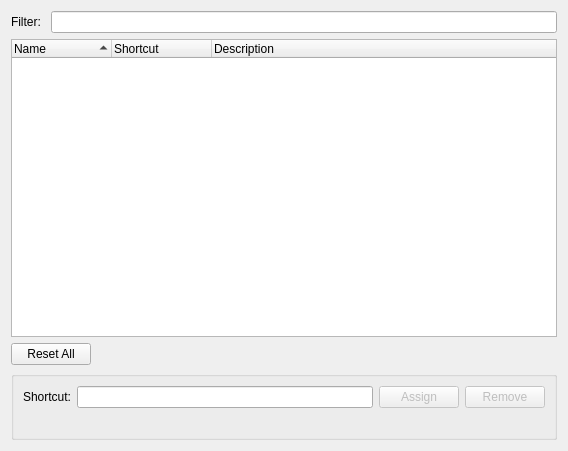
Qt form src/Sigil/Form_Files/PKeyboardShortcutsWidget.ui (Sigil-Ebook/Sigil) before a commit.
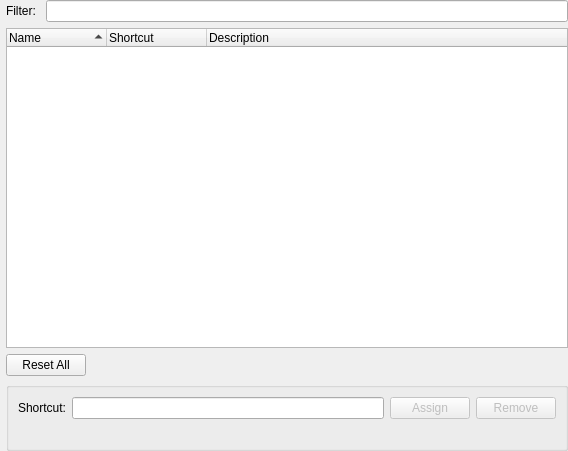
The same form after that commit.

Commit message: Fix alignment of preferences widgets to match parent dialog.

```diff
--- a/src/Sigil/Form_Files/PKeyboardShortcutsWidget.ui
+++ b/src/Sigil/Form_Files/PKeyboardShortcutsWidget.ui
@@ -14,6 +14,18 @@
    <string>Keyboard Shortcuts</string>
   </property>
   <layout class="QVBoxLayout">
+   <property name="leftMargin">
+    <number>6</number>
+   </property>
+   <property name="topMargin">
+    <number>0</number>
+   </property>
+   <property name="rightMargin">
+    <number>0</number>
+   </property>
+   <property name="bottomMargin">
+    <number>0</number>
+   </property>
    <item>
     <layout class="QHBoxLayout">
      <item>
```
The commit also changes 4 other files.
